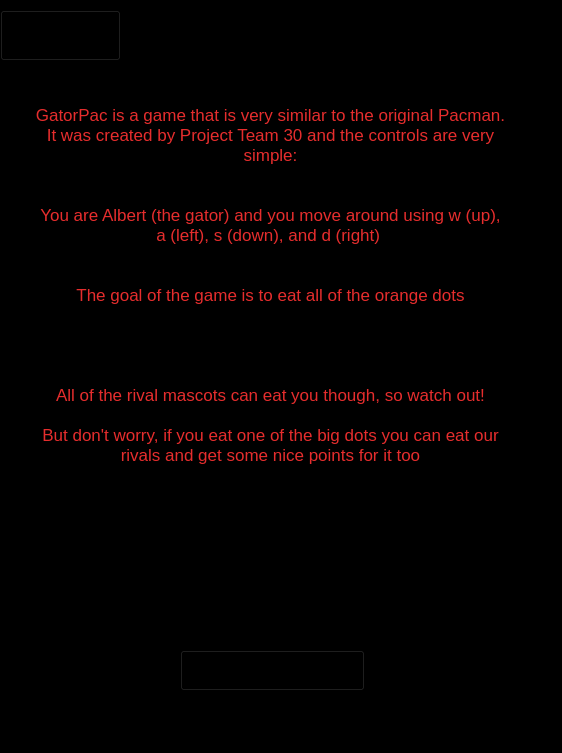
Above: titlescreen.ui from Asyll/GatorPac before the change. Below: the same form after it.
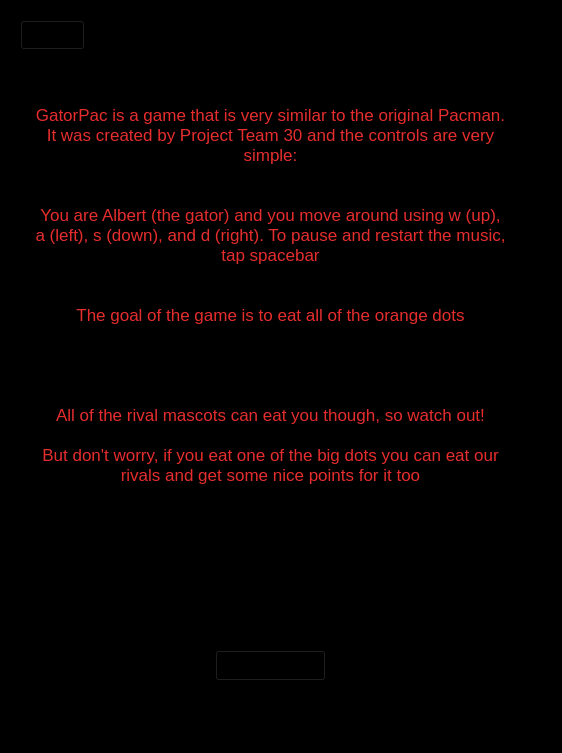
That is the form after the change. Icons and pictures are not drawn.

Commit message: made buttons tighter

```diff
--- a/titlescreen.ui
+++ b/titlescreen.ui
@@ -98,10 +98,10 @@
   <widget class="QPushButton" name="howToButton">
    <property name="geometry">
     <rect>
-     <x>180</x>
+     <x>215</x>
      <y>650</y>
-     <width>185</width>
-     <height>41</height>
+     <width>111</width>
+     <height>31</height>
     </rect>
    </property>
    <property name="styleSheet">
@@ -120,10 +120,10 @@
   <widget class="QPushButton" name="backButton">
    <property name="geometry">
     <rect>
-     <x>0</x>
-     <y>10</y>
-     <width>121</width>
-     <height>51</height>
+     <x>20</x>
+     <y>20</y>
+     <width>65</width>
+     <height>30</height>
     </rect>
    </property>
    <property name="styleSheet">
@@ -283,7 +283,7 @@
 &lt;p align=&quot;center&quot; style=&quot; margin-top:0px; margin-bottom:0px; margin-left:0px; margin-right:0px; -qt-block-indent:0; text-indent:0px;&quot;&gt;GatorPac is a game that is very similar to the original Pacman. It was created by Project Team 30 and the controls are very simple:&lt;/p&gt;
 &lt;p align=&quot;center&quot; style=&quot;-qt-paragraph-type:empty; margin-top:0px; margin-bottom:0px; margin-left:0px; margin-right:0px; -qt-block-indent:0; text-indent:0px;&quot;&gt;&lt;br /&gt;&lt;/p&gt;
 &lt;p align=&quot;center&quot; style=&quot;-qt-paragraph-type:empty; margin-top:0px; margin-bottom:0px; margin-left:0px; margin-right:0px; -qt-block-indent:0; text-indent:0px;&quot;&gt;&lt;br /&gt;&lt;/p&gt;
-&lt;p align=&quot;center&quot; style=&quot; margin-top:0px; margin-bottom:0px; margin-left:0px; margin-right:0px; -qt-block-indent:0; text-indent:0px;&quot;&gt;You are Albert (the gator) and you move around using w (up), a (left), s (down), and d (right) &lt;/p&gt;
+&lt;p align=&quot;center&quot; style=&quot; margin-top:0px; margin-bottom:0px; margin-left:0px; margin-right:0px; -qt-block-indent:0; text-indent:0px;&quot;&gt;You are Albert (the gator) and you move around using w (up), a (left), s (down), and d (right). To pause and restart the music, tap spacebar&lt;/p&gt;
 &lt;p align=&quot;center&quot; style=&quot;-qt-paragraph-type:empty; margin-top:0px; margin-bottom:0px; margin-left:0px; margin-right:0px; -qt-block-indent:0; text-indent:0px;&quot;&gt;&lt;br /&gt;&lt;/p&gt;
 &lt;p align=&quot;center&quot; style=&quot;-qt-paragraph-type:empty; margin-top:0px; margin-bottom:0px; margin-left:0px; margin-right:0px; -qt-block-indent:0; text-indent:0px;&quot;&gt;&lt;br /&gt;&lt;/p&gt;
 &lt;p align=&quot;center&quot; style=&quot; margin-top:0px; margin-bottom:0px; margin-left:0px; margin-right:0px; -qt-block-indent:0; text-indent:0px;&quot;&gt;The goal of the game is to eat all of the orange dots&lt;/p&gt;
```
